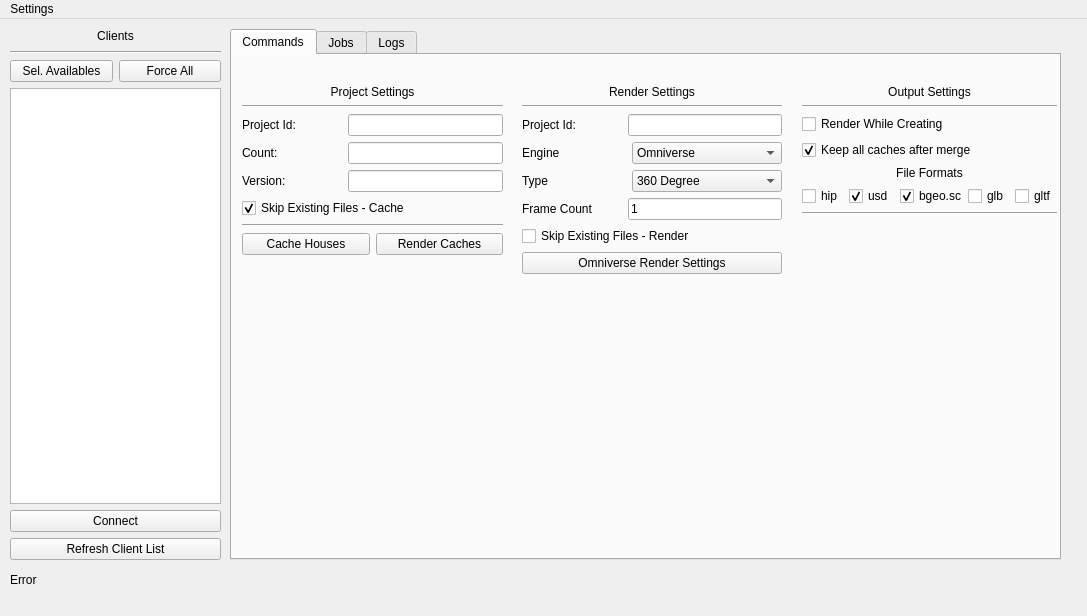
Before: the Qt Designer form Qt/adminclient.ui in capoomgit/opus, drawn with Qt 5.
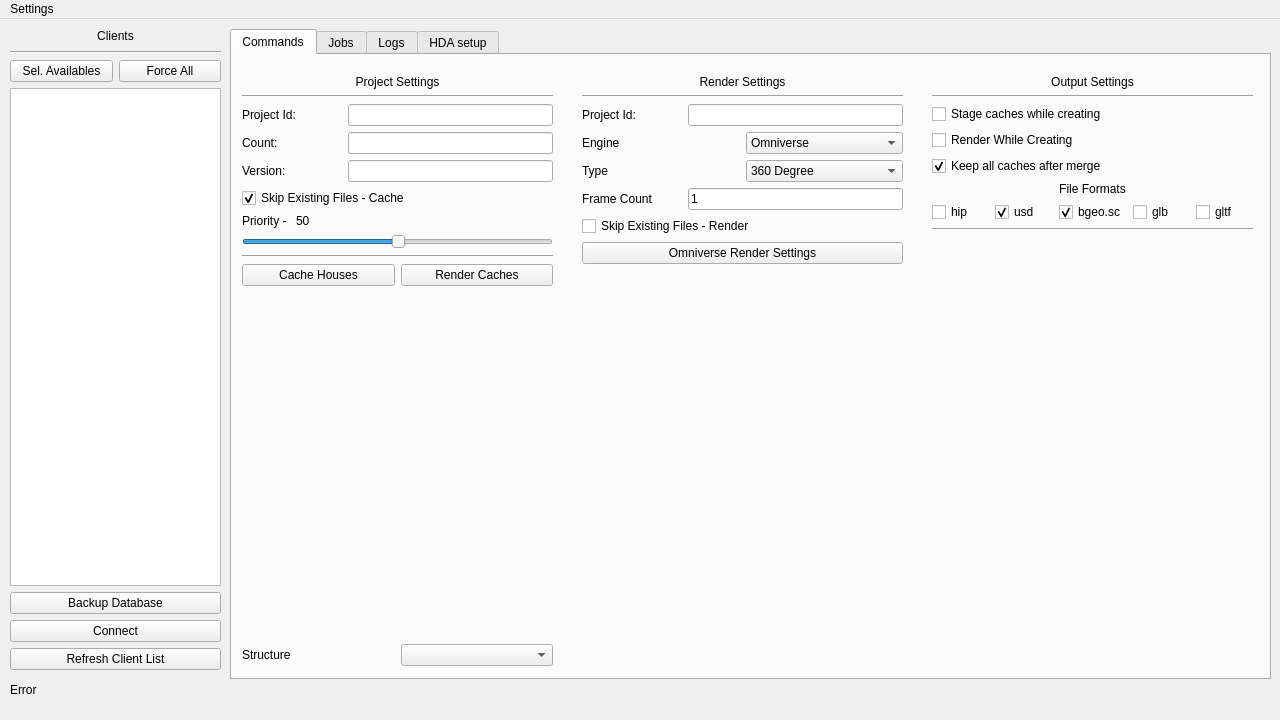
After: the same form once the commit is applied. The open tabs and pages were chosen to show the change.

Commit message: Add - Admin UI overhaul and staging settings functional

Diff of the .ui file:
```diff
--- a/Qt/adminclient.ui
+++ b/Qt/adminclient.ui
@@ -9,8 +9,8 @@
    <rect>
     <x>0</x>
     <y>0</y>
-    <width>1087</width>
-    <height>616</height>
+    <width>1280</width>
+    <height>720</height>
    </rect>
   </property>
   <property name="windowTitle">
@@ -37,8 +37,8 @@
      <rect>
       <x>230</x>
       <y>10</y>
-      <width>831</width>
-      <height>531</height>
+      <width>1041</width>
+      <height>651</height>
      </rect>
     </property>
     <layout class="QVBoxLayout" name="verticalLayout">
@@ -58,9 +58,9 @@
          <property name="geometry">
           <rect>
            <x>10</x>
-           <y>30</y>
-           <width>261</width>
-           <height>371</height>
+           <y>20</y>
+           <width>311</width>
+           <height>591</height>
           </rect>
          </property>
          <layout class="QVBoxLayout" name="verticalLayout_4">
@@ -178,6 +178,46 @@
             </property>
            </widget>
           </item>
+          <item>
+           <layout class="QHBoxLayout" name="horizontalLayout">
+            <item>
+             <widget class="QLabel" name="label_prio">
+              <property name="sizePolicy">
+               <sizepolicy hsizetype="Fixed" vsizetype="Minimum">
+                <horstretch>0</horstretch>
+                <verstretch>0</verstretch>
+               </sizepolicy>
+              </property>
+              <property name="text">
+               <string>Priority - </string>
+              </property>
+             </widget>
+            </item>
+            <item>
+             <widget class="QLabel" name="label_prioval">
+              <property name="sizePolicy">
+               <sizepolicy hsizetype="Preferred" vsizetype="Preferred">
+                <horstretch>0</horstretch>
+                <verstretch>0</verstretch>
+               </sizepolicy>
+              </property>
+              <property name="text">
+               <string>50</string>
+              </property>
+             </widget>
+            </item>
+           </layout>
+          </item>
+          <item>
+           <widget class="QSlider" name="slider_priority">
+            <property name="value">
+             <number>50</number>
+            </property>
+            <property name="orientation">
+             <enum>Qt::Horizontal</enum>
+            </property>
+           </widget>
+          </item>
           <item>
            <widget class="Line" name="line_5">
             <property name="orientation">
@@ -216,15 +256,29 @@
             </property>
            </spacer>
           </item>
+          <item>
+           <layout class="QHBoxLayout" name="horizontalLayout_3">
+            <item>
+             <widget class="QLabel" name="label_structure">
+              <property name="text">
+               <string>Structure</string>
+              </property>
+             </widget>
+            </item>
+            <item>
+             <widget class="QComboBox" name="input_structure"/>
+            </item>
+           </layout>
+          </item>
          </layout>
         </widget>
         <widget class="QWidget" name="verticalLayoutWidget_4">
          <property name="geometry">
           <rect>
-           <x>290</x>
-           <y>30</y>
-           <width>260</width>
-           <height>371</height>
+           <x>350</x>
+           <y>20</y>
+           <width>321</width>
+           <height>591</height>
           </rect>
          </property>
          <layout class="QVBoxLayout" name="verticalLayout_5">
@@ -436,10 +490,10 @@
         <widget class="QWidget" name="verticalLayoutWidget_5">
          <property name="geometry">
           <rect>
-           <x>570</x>
-           <y>30</y>
-           <width>255</width>
-           <height>371</height>
+           <x>700</x>
+           <y>20</y>
+           <width>321</width>
+           <height>591</height>
           </rect>
          </property>
          <layout class="QVBoxLayout" name="verticalLayout_3">
@@ -460,6 +514,16 @@
             </property>
            </widget>
           </item>
+          <item>
+           <widget class="QCheckBox" name="input_stage_cache">
+            <property name="text">
+             <string>Stage caches while creating</string>
+            </property>
+            <property name="checked">
+             <bool>false</bool>
+            </property>
+           </widget>
+          </item>
           <item>
            <widget class="QCheckBox" name="input_render_at_cache">
             <property name="text">
@@ -676,6 +740,11 @@
          </property>
         </widget>
        </widget>
+       <widget class="QWidget" name="hda_params">
+        <attribute name="title">
+         <string>HDA setup</string>
+        </attribute>
+       </widget>
       </widget>
      </item>
     </layout>
@@ -686,7 +755,7 @@
       <x>10</x>
       <y>10</y>
       <width>211</width>
-      <height>531</height>
+      <height>641</height>
      </rect>
     </property>
     <layout class="QVBoxLayout" name="verticalLayout_2">
@@ -744,7 +813,14 @@
       </layout>
      </item>
      <item>
-      <widget class="QListWidget" name="listWidget"/>
+      <widget class="QListWidget" name="list_clients"/>
+     </item>
+     <item>
+      <widget class="QPushButton" name="button_backupdb">
+       <property name="text">
+        <string>Backup Database</string>
+       </property>
+      </widget>
      </item>
      <item>
       <widget class="QPushButton" name="button_connect">
@@ -770,8 +846,8 @@
     <property name="geometry">
      <rect>
       <x>10</x>
-      <y>550</y>
-      <width>1051</width>
+      <y>660</y>
+      <width>1261</width>
       <height>21</height>
      </rect>
     </property>
@@ -788,7 +864,7 @@
     <rect>
      <x>0</x>
      <y>0</y>
-     <width>1087</width>
+     <width>1280</width>
      <height>22</height>
     </rect>
    </property>
```
Left out of the diff: 31 changed lines with no effect on the pictures. The commit also changes 3 other files.
